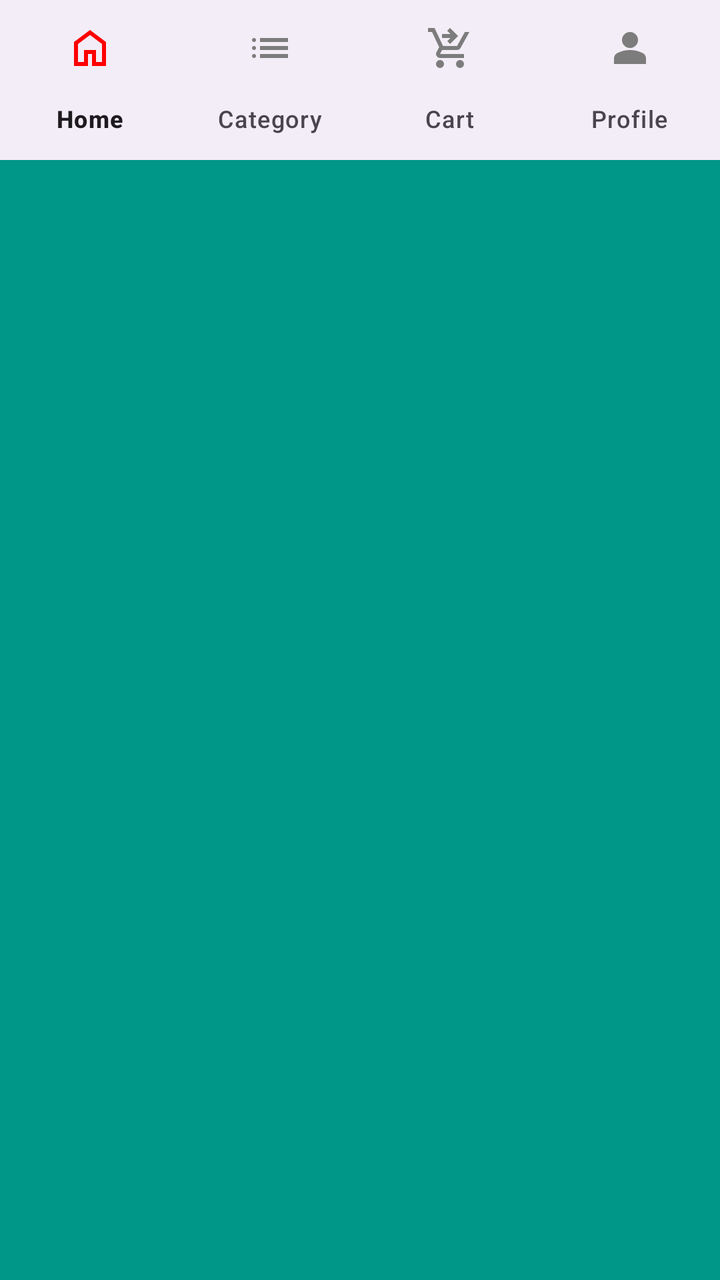
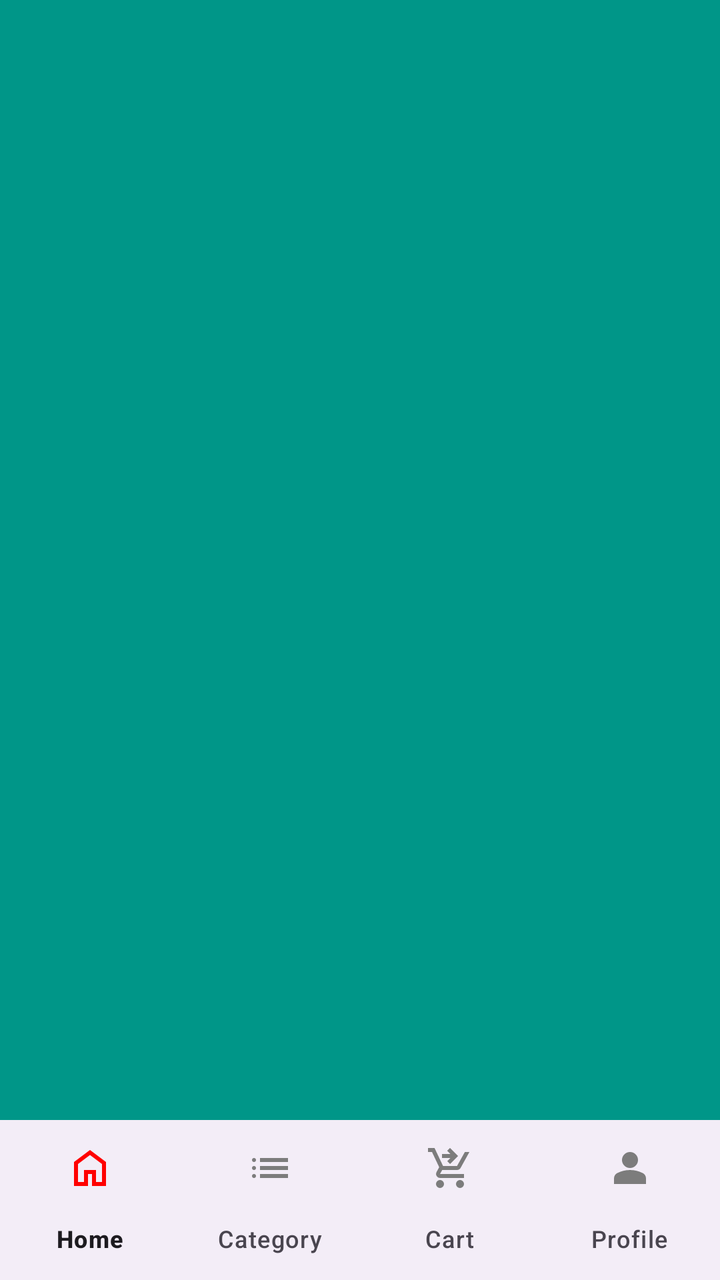

Compare the two renders of this Android layout. The source of the first and the diff that turns it into the second are given below.
<!-- AndroidManifest.xml: application theme Theme.EShop -->
<!-- res/layout/activity_main.xml -->
<?xml version="1.0" encoding="utf-8"?>
<androidx.drawerlayout.widget.DrawerLayout xmlns:android="http://schemas.android.com/apk/res/android"
    xmlns:app="http://schemas.android.com/apk/res-auto"
    xmlns:tools="http://schemas.android.com/tools"
    android:id="@+id/drawerLayout"
    android:layout_width="match_parent"
    android:layout_height="match_parent"
    tools:context=".activity.MainActivity">


    <LinearLayout
        android:layout_width="match_parent"
        android:layout_height="match_parent"
        android:background="#009688"
        android:orientation="vertical">


        <com.google.android.material.bottomnavigation.BottomNavigationView
            android:layout_width="match_parent"
            android:layout_height="wrap_content"
            app:menu="@menu/bottom_nav_menu"
            app:itemIconTint="@color/nav_item_colors"
            app:labelVisibilityMode="labeled"
            />

    </LinearLayout>

    <com.google.android.material.navigation.NavigationView
        android:layout_width="match_parent"
        android:layout_height="match_parent"
        android:layout_gravity="start"
        app:headerLayout="@layout/side_nav_header"
        app:menu="@menu/side_nav_menu"
        app:itemIconTint="@color/nav_item_colors"
        app:itemIconSize="25dp"
        />



</androidx.drawerlayout.widget.DrawerLayout>
<!-- res/layout/side_nav_header.xml (included above) -->
<?xml version="1.0" encoding="utf-8"?>
<FrameLayout xmlns:android="http://schemas.android.com/apk/res/android"
    xmlns:tools="http://schemas.android.com/tools"
    android:layout_width="match_parent"
    android:layout_height="match_parent">

    <ImageView
        android:layout_width="100dp"
        android:layout_height="100dp"
        android:layout_gravity="bottom"
        android:layout_margin="20dp"
        tools:srcCompact="@tools:sample/avatars"/>

    <TextView
        android:layout_width="wrap_content"
        android:layout_height="wrap_content"
        android:text="Kalhara"
        android:layout_gravity="center_vertical"
        android:layout_marginStart="125dp"/>

    <TextView
        android:layout_width="wrap_content"
        android:layout_height="wrap_content"
        android:layout_gravity="center_vertical"
        android:layout_marginStart="125dp"
        android:layout_marginTop="20dp"
        android:text="kalharaweragoda@gmail.com"/>

</FrameLayout>
<!-- resources referenced by this layout -->
<resources>
  <style name="Theme.EShop" parent="Theme.Material3.DayNight.NoActionBar">
          
          <item name="colorPrimary">@color/purple_500</item>
          <item name="colorPrimaryVariant">@color/purple_700</item>
          <item name="colorOnPrimary">@color/white</item>
          
          <item name="colorSecondary">@color/teal_200</item>
          <item name="colorSecondaryVariant">@color/teal_700</item>
          <item name="colorOnSecondary">@color/black</item>
          
          <item name="android:statusBarColor">?attr/colorPrimaryVariant</item>
          
  
          
          
  
      </style>
  <color name="purple_500">#FF6200EE</color>
  <color name="purple_700">#FF3700B3</color>
  <color name="white">#FFFFFFFF</color>
  <color name="teal_200">#FF03DAC5</color>
  <color name="teal_700">#FF018786</color>
  <color name="black">#FF000000</color>
</resources>

<!-- the commit's change to res/layout/activity_main.xml (unified diff, before → after) -->
@@ -13,6 +13,11 @@
         android:layout_height="match_parent"
         android:background="#009688"
         android:orientation="vertical">
+
+        <androidx.fragment.app.FragmentContainerView
+            android:layout_width="match_parent"
+            android:layout_height="0dp"
+            android:layout_weight="1"/>
 
 
         <com.google.android.material.bottomnavigation.BottomNavigationView
